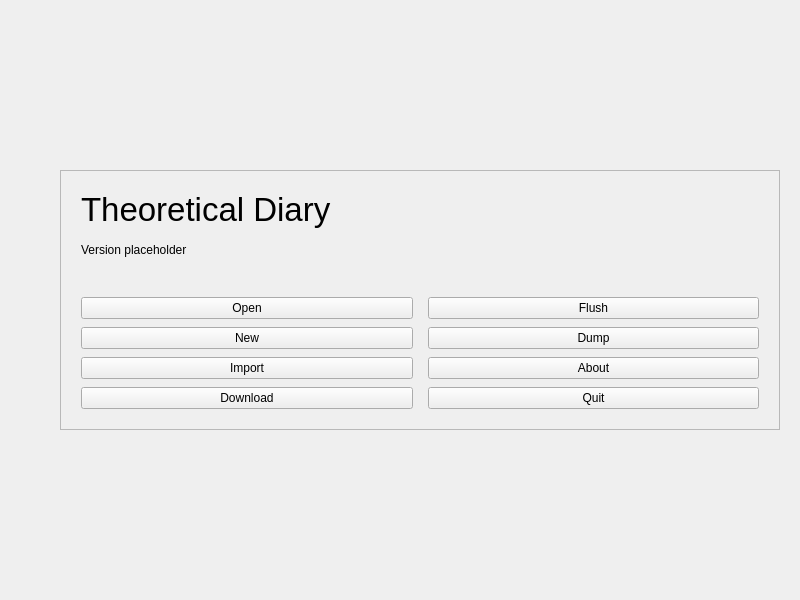
Old version of the form src/gui/mainmenu.ui in the repository someretical/TheoreticalDiary.
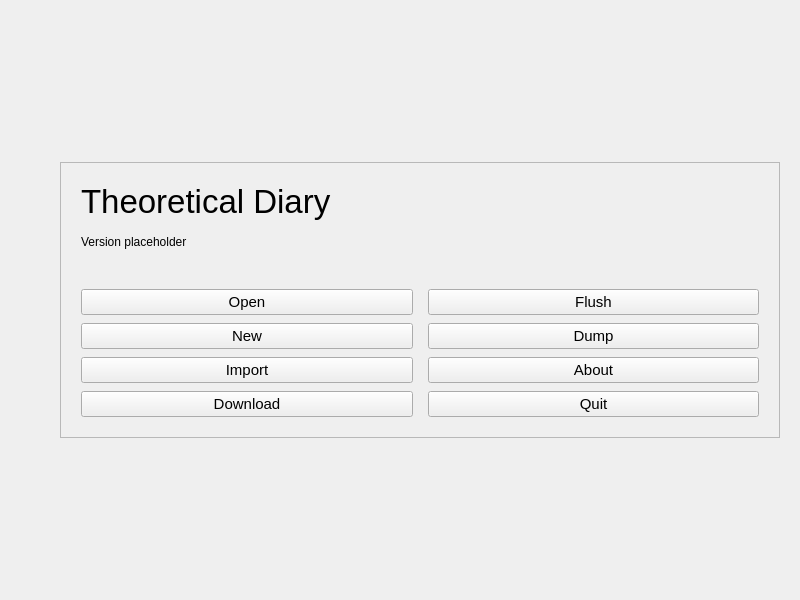
New version of the form. Icons and pictures are not drawn.

```diff
--- a/src/gui/mainmenu.ui
+++ b/src/gui/mainmenu.ui
@@ -110,6 +110,11 @@
         </property>
         <item row="3" column="0">
          <widget class="QPushButton" name="download_button">
+          <property name="font">
+           <font>
+            <pointsize>11</pointsize>
+           </font>
+          </property>
           <property name="cursor">
            <cursorShape>PointingHandCursor</cursorShape>
           </property>
@@ -123,6 +128,11 @@
         </item>
         <item row="3" column="1">
          <widget class="QPushButton" name="quit_button">
+          <property name="font">
+           <font>
+            <pointsize>11</pointsize>
+           </font>
+          </property>
           <property name="cursor">
            <cursorShape>PointingHandCursor</cursorShape>
           </property>
@@ -136,6 +146,11 @@
         </item>
         <item row="2" column="0">
          <widget class="QPushButton" name="import_button">
+          <property name="font">
+           <font>
+            <pointsize>11</pointsize>
+           </font>
+          </property>
           <property name="cursor">
            <cursorShape>PointingHandCursor</cursorShape>
           </property>
@@ -149,6 +164,11 @@
         </item>
         <item row="1" column="1">
          <widget class="QPushButton" name="dump_button">
+          <property name="font">
+           <font>
+            <pointsize>11</pointsize>
+           </font>
+          </property>
           <property name="cursor">
            <cursorShape>PointingHandCursor</cursorShape>
           </property>
@@ -162,6 +182,11 @@
         </item>
         <item row="2" column="1">
          <widget class="QPushButton" name="about_button">
+          <property name="font">
+           <font>
+            <pointsize>11</pointsize>
+           </font>
+          </property>
           <property name="cursor">
            <cursorShape>PointingHandCursor</cursorShape>
           </property>
@@ -175,6 +200,11 @@
         </item>
         <item row="0" column="1">
          <widget class="QPushButton" name="flush_button">
+          <property name="font">
+           <font>
+            <pointsize>11</pointsize>
+           </font>
+          </property>
           <property name="cursor">
            <cursorShape>PointingHandCursor</cursorShape>
           </property>
@@ -188,6 +218,11 @@
         </item>
         <item row="1" column="0">
          <widget class="QPushButton" name="new_button">
+          <property name="font">
+           <font>
+            <pointsize>11</pointsize>
+           </font>
+          </property>
           <property name="cursor">
            <cursorShape>PointingHandCursor</cursorShape>
           </property>
@@ -201,6 +236,11 @@
         </item>
         <item row="0" column="0">
          <widget class="QPushButton" name="open_button">
+          <property name="font">
+           <font>
+            <pointsize>11</pointsize>
+           </font>
+          </property>
           <property name="cursor">
            <cursorShape>PointingHandCursor</cursorShape>
           </property>
```
